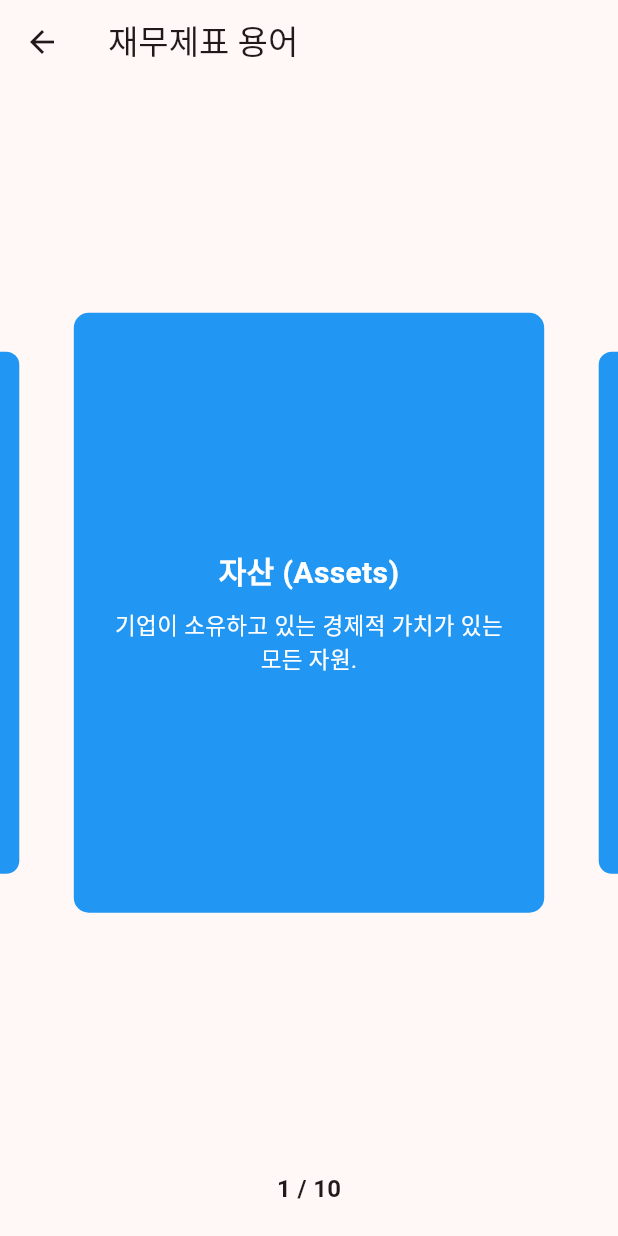
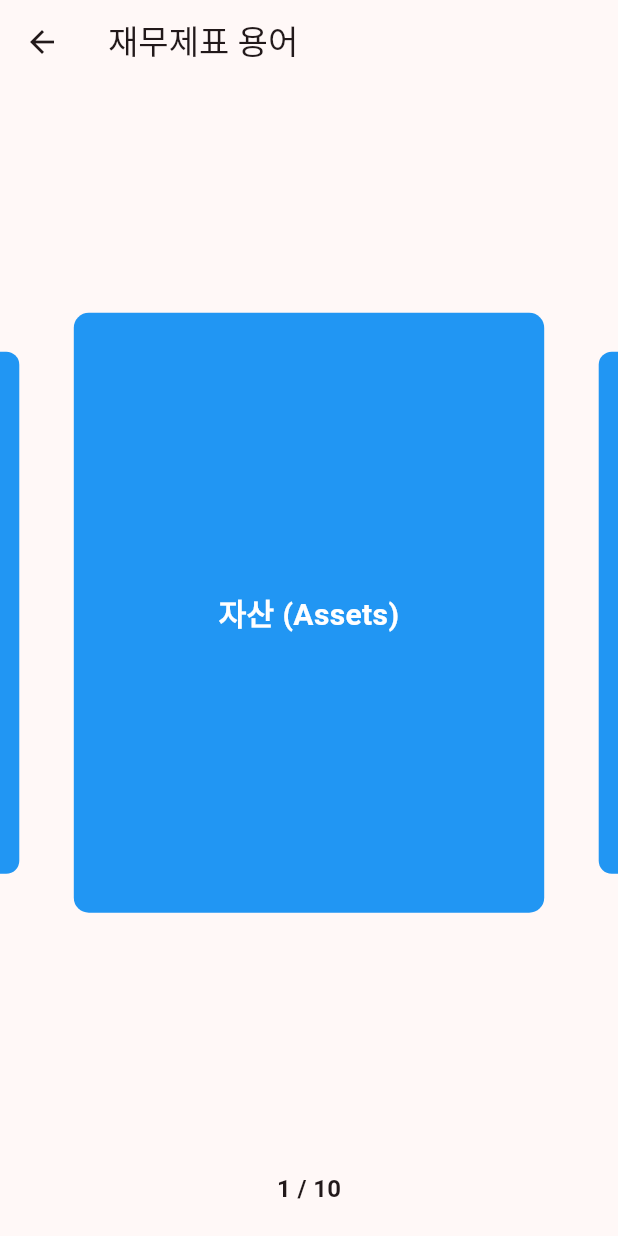
Before and after one commit to E2I-MOTU/MOTU, a Flutter app: the WordsCard screen opened directly, on a phone screen of 412 x 824 dp. Run offline on Flutter 3.47's test engine with Material 3 defaults, Android fonts, the light colour scheme and no system bars; drawn by our look-alikes of carousel_slider, flip_card; our stand-ins replace cloud_firestore, csv, firebase_auth, firebase_core, firebase_storage, syncfusion_flutter_charts; accounts and stored records are empty; network calls fail.

Commit message:
[Feat] 카드 뒤집기 애니메이션 효과 추가

```diff
--- a/lib/view/word/card.dart
+++ b/lib/view/word/card.dart
@@ -1,6 +1,6 @@
 import 'package:flutter/material.dart';
 import 'package:carousel_slider/carousel_slider.dart';
-import 'dart:ui';
+import 'package:flip_card/flip_card.dart';
 
 class WordsCard extends StatefulWidget {
   final String title;
@@ -39,7 +39,7 @@ class _WordsCardState extends State<WordsCard> {
             child: CarouselSlider.builder(
               itemCount: words.length,
               itemBuilder: (context, index, realIndex) {
-                return _buildCard(context, words[index]['term']!, words[index]['definition']!, Colors.blue, index == _current);
+                return _buildCard(context, words[index]['term']!, words[index]['definition']!, index == _current);
               },
               options: CarouselOptions(
                 height: 400,
@@ -71,28 +71,19 @@ class _WordsCardState extends State<WordsCard> {
     );
   }
 
-  Widget _buildCard(BuildContext context, String term, String definition, Color color, bool isCurrent) {
+  Widget _buildCard(BuildContext context, String term, String definition, bool isCurrent) {
     return Container(
       margin: const EdgeInsets.symmetric(horizontal: 8.0),
+      child: FlipCard(
+        direction: FlipDirection.HORIZONTAL,
+        front: Container(
           padding: const EdgeInsets.all(20),
           decoration: BoxDecoration(
-        color: color,
-        borderRadius: BorderRadius.circular(10),
-      ),
-      child: ClipRRect(
-        borderRadius: BorderRadius.circular(10),
-        child: BackdropFilter(
-          filter: isCurrent ? ImageFilter.blur(sigmaX: 0, sigmaY: 0) : ImageFilter.blur(sigmaX: 5, sigmaY: 5),
-          child: Container(
-            decoration: BoxDecoration(
-              color: Colors.blue.withOpacity(isCurrent ? 1.0 : 0.5),
+            color: Colors.blue,
             borderRadius: BorderRadius.circular(10),
           ),
           child: Center(
-              child: Column(
-                mainAxisAlignment: MainAxisAlignment.center,
-                children: [
-                  Text(
+            child: Text(
               term,
               style: const TextStyle(
                 fontSize: 20,
@@ -101,8 +92,16 @@ class _WordsCardState extends State<WordsCard> {
               ),
               textAlign: TextAlign.center,
             ),
-                  const SizedBox(height: 10),
-                  Text(
+          ),
+        ),
+        back: Container(
+          padding: const EdgeInsets.all(20),
+          decoration: BoxDecoration(
+            color: Colors.blue,
+            borderRadius: BorderRadius.circular(10),
+          ),
+          child: Center(
+            child: Text(
               definition,
               style: const TextStyle(
                 fontSize: 15,
@@ -110,9 +109,6 @@ class _WordsCardState extends State<WordsCard> {
               ),
               textAlign: TextAlign.center,
             ),
-                ],
-              ),
-            ),
           ),
         ),
       ),
--- a/pubspec.yaml
+++ b/pubspec.yaml
@@ -44,6 +44,7 @@ dependencies:
   firebase_auth: ^4.20.0
   email_validator: ^3.0.0
   carousel_slider: ^4.0.0
+  flip_card: ^0.6.0
 
 dev_dependencies:
   flutter_test:
```
Also changed, not shown: pubspec.lock. Lines whose indentation alone changed are shown as unchanged.
